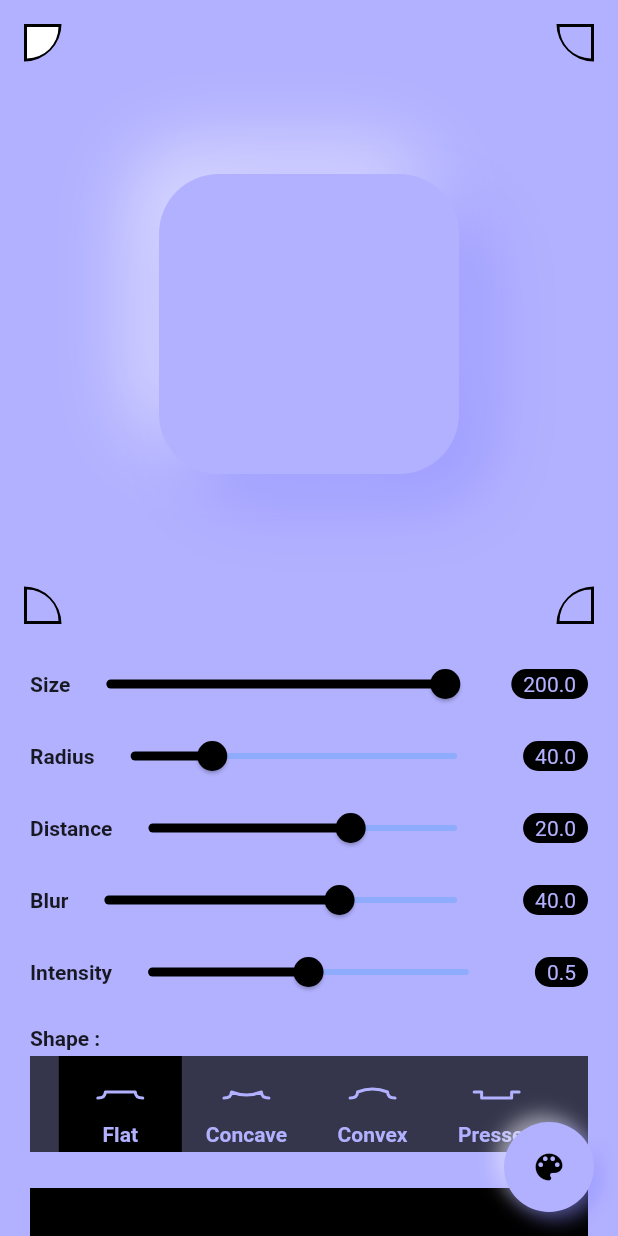
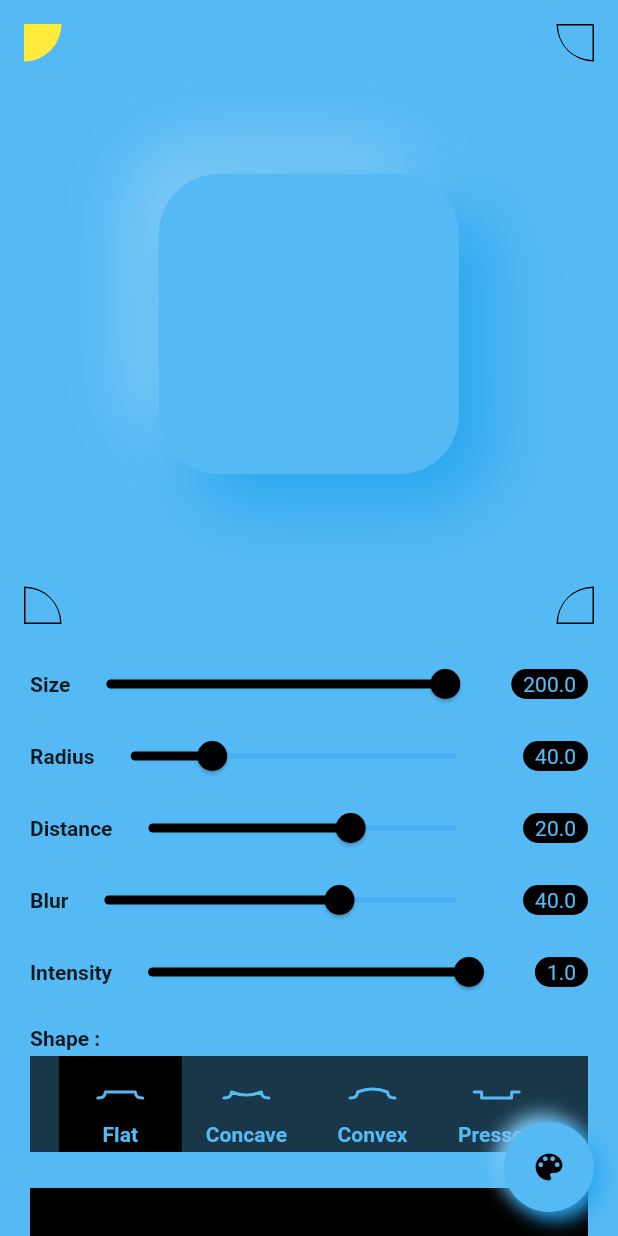
Before and after one commit to koiralapankaj7/flutter_neumorph, a Flutter app: the screen it shows after launch, on a phone screen of 412 x 824 dp. Run offline on Flutter 3.47's test engine with Material 2 defaults, Android fonts, the phone set to English and light mode, and no system bars; our stand-ins replace flutter_colorpicker.

Commit message:
flat neumorphism completed

```diff
--- a/lib/home.dart
+++ b/lib/home.dart
@@ -12,11 +12,11 @@ class Home extends StatefulWidget {
 class _HomeState extends State<Home> {
   //
 
-  Color _color = Color(int.parse("0xFF" + "b2b1ff"));
+  Color _color = Color(int.parse("0xFF" + "55b9f3"));
   Alignment lightSource = Alignment.topLeft;
   Size size = Size(200.0, 200.0);
   double radius = 40.0;
-  double intensity = 0.50;
+  double intensity = 1.0;
   double distance = 20.0;
   double blur = 40.0;
   NeumorphShape activeShape = NeumorphShape.flat;
@@ -25,7 +25,8 @@ class _HomeState extends State<Home> {
   Widget build(BuildContext context) {
     return Scaffold(
       backgroundColor: _color,
-      body: SingleChildScrollView(
+      body: SafeArea(
+        child: SingleChildScrollView(
           child: Column(
             children: <Widget>[
               //
@@ -265,6 +266,7 @@ class _HomeState extends State<Home> {
             ],
           ),
         ),
+      ),
       floatingActionButton: InkWell(
         onTap: _onPressed,
         child: Neumorph(
@@ -281,15 +283,6 @@ class _HomeState extends State<Home> {
         ),
       ),
     );
-  }
-
-  void _updateLightSource(Alignment lightSource) {
-    if (mounted) {
-      setState(() {
-        lightSource = lightSource;
-        print("Light source : => $lightSource");
-      });
-    }
   }
 
   void _onPressed() {
@@ -409,8 +402,8 @@ class _LightSource extends StatelessWidget {
         height: 25.0,
         width: 25.0,
         decoration: BoxDecoration(
-          color: this.isActive ? Colors.white : Colors.transparent,
-          border: Border.all(color: Colors.black, width: 2.0),
+          color: this.isActive ? Colors.yellow : Colors.transparent,
+          border: Border.all(color: this.isActive ? Colors.transparent : Colors.black, width: 1.0),
           borderRadius: BorderRadius.only(
             topLeft: Radius.circular(lightSource == Alignment.bottomRight ? 25.0 : 0.0),
             topRight: Radius.circular(lightSource == Alignment.bottomLeft ? 25.0 : 0.0),
--- a/lib/neumorph.dart
+++ b/lib/neumorph.dart
@@ -20,7 +20,7 @@ class Neumorph extends StatelessWidget {
     this.width = 200.0,
     this.radius = 40.0,
     this.distance = 20.0,
-    this.intensity = 0.5,
+    this.intensity = 1.0,
     this.blur = 40.0,
     this.shape = NeumorphShape.flat,
     this.lightSource = Alignment.topLeft,
@@ -33,12 +33,15 @@ class Neumorph extends StatelessWidget {
   Widget build(BuildContext context) {
     //
 
-    print("Light sourse from inside.... $lightSource");
-
     final HSLColor hsl = HSLColor.fromColor(this.color);
 
-    final Color lightColor = hsl.withLightness((hsl.lightness * 1.20).clamp(0.0, 1.0)).toColor();
-    final Color darkColor = hsl.withLightness((hsl.lightness * 0.90).clamp(0.0, 1.0)).toColor();
+    final double lightFactor = lightnessFactor(this.color, true);
+    final double darkFactor = lightnessFactor(this.color, false);
+
+    final Color lightColor =
+        hsl.withLightness((hsl.lightness * lightFactor).clamp(0.0, 1.0)).toColor();
+    final Color darkColor =
+        hsl.withLightness((hsl.lightness * darkFactor).clamp(0.0, 1.0)).toColor();
 
     var pressedDecoration = CustomisedDecoration(
       colors: [
@@ -168,7 +171,7 @@ class Neumorph extends StatelessWidget {
           : Offset(this.distance, -this.distance);
     }
 
-    if (this.lightSource == Alignment.bottomLeft) {
+    if (this.lightSource == Alignment.bottomRight) {
       return isLight
           ? Offset(this.distance, this.distance)
           : Offset(-this.distance, -this.distance);
@@ -187,3 +190,46 @@ extension ColorUtils on Color {
     return Color.lerp(this, another, amount);
   }
 }
+
+enum ColorType { mostLight, mediumLight, normal, mediumDark, mostDark }
+
+extension NumberExtension on Color {
+  ColorType get colorType {
+    final double luminance = this.computeLuminance();
+    // 0.8 - 1.0 == Most light
+    if (luminance >= 0.8 && luminance <= 1.0) {
+      return ColorType.mostLight;
+    }
+    // 0.6 - 0.8 - Medium light
+    if (luminance >= 0.6 && luminance < 0.8) {
+      return ColorType.mediumLight;
+    }
+    // 0.2 - 0.4 - Medium dark
+    if (luminance >= 0.2 && luminance <= 0.4) {
+      return ColorType.mediumDark;
+    }
+    // 0.0 - 0.2 - Most Dark
+    if (luminance >= 0.0 && luminance < 0.2) {
+      return ColorType.mostDark;
+    }
+    // 0.4 - 0.6 - Normal
+    return ColorType.normal;
+  }
+}
+
+double lightnessFactor(Color color, bool light) {
+  final ColorType colorType = color.colorType;
+  print(colorType);
+  switch (colorType) {
+    case ColorType.mostLight:
+      return light ? 1.25 : 0.75;
+    case ColorType.mediumLight:
+      return light ? 1.20 : 0.80;
+    case ColorType.mediumDark:
+      return light ? 1.10 : 0.90;
+    case ColorType.mostDark:
+      return light ? 1.05 : 0.95;
+    default:
+      return light ? 1.15 : 0.85;
+  }
+}
```
Lines whose indentation alone changed are shown as unchanged.
